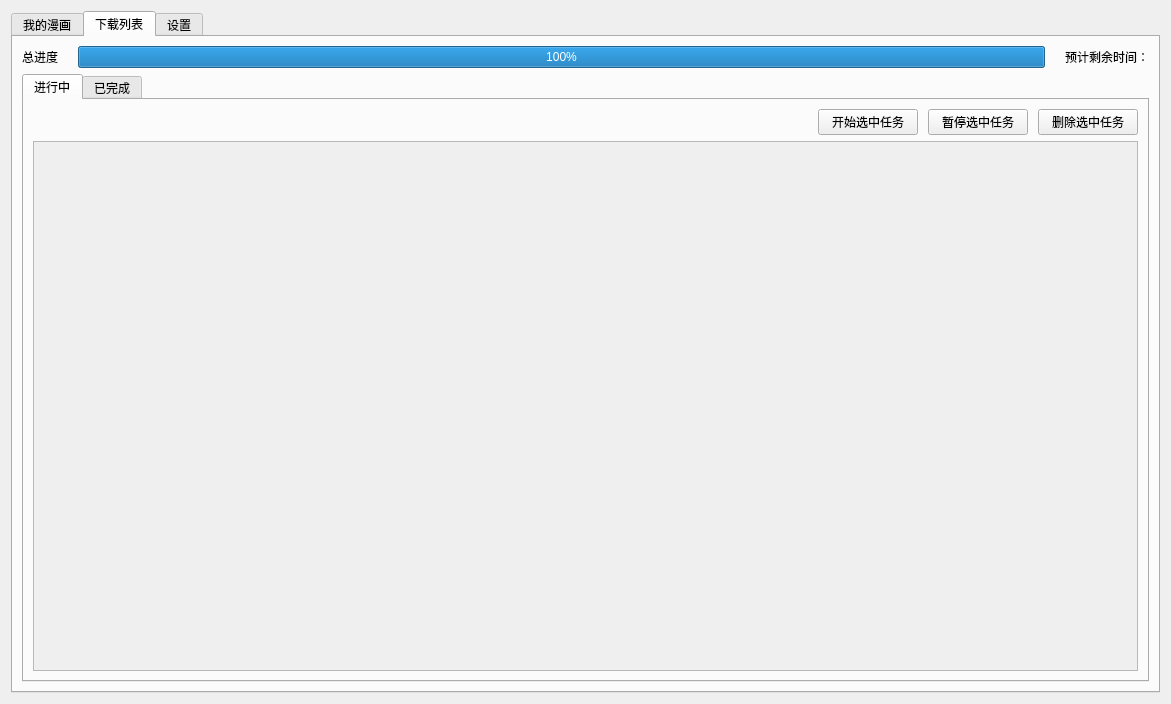
Qt form src/ui/mainWidget.ui (Zeal-L/BiliBili-Manga-Downloader) before a commit.
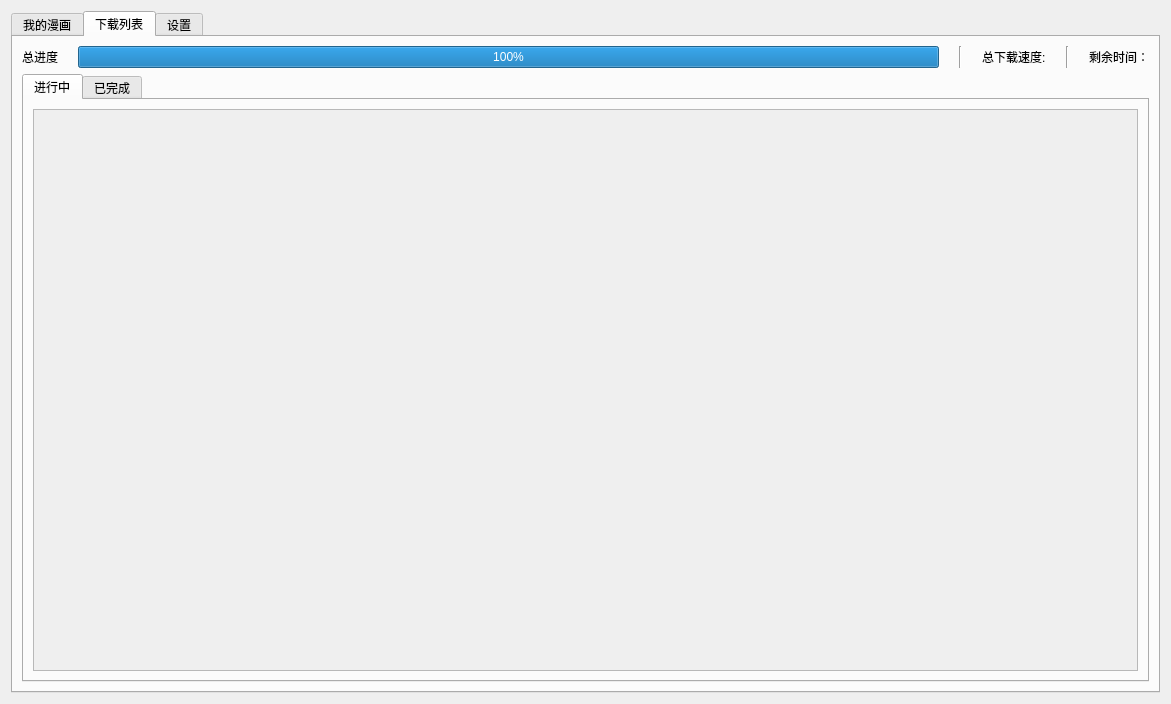
The same form after that commit. The open tabs and pages were chosen to show the change. Icons and pictures are not drawn.

Commit message: :sparkles::lock: 新增显示总任务剩余时间；覆盖报错后跳过此章节的情况；修复try使用的错误Exception类,并且丰富异常检测

The edit to the form file:
```diff
--- a/src/ui/mainWidget.ui
+++ b/src/ui/mainWidget.ui
@@ -410,9 +410,30 @@
           </widget>
          </item>
          <item>
-          <widget class="QLabel" name="label_total_progress_timer">
+          <widget class="Line" name="line_7">
+           <property name="orientation">
+            <enum>Qt::Vertical</enum>
+           </property>
+          </widget>
+         </item>
+         <item>
+          <widget class="QLabel" name="label_total_progress_speed">
            <property name="text">
-            <string>预计剩余时间：</string>
+            <string>总下载速度:</string>
+           </property>
+          </widget>
+         </item>
+         <item>
+          <widget class="Line" name="line_6">
+           <property name="orientation">
+            <enum>Qt::Vertical</enum>
+           </property>
+          </widget>
+         </item>
+         <item>
+          <widget class="QLabel" name="label_total_progress_time">
+           <property name="text">
+            <string>剩余时间：</string>
            </property>
           </widget>
          </item>
@@ -429,66 +450,7 @@
           </attribute>
           <layout class="QVBoxLayout" name="verticalLayout_6">
            <item>
-            <layout class="QVBoxLayout" name="v_Layout_processing" stretch="0,0">
-             <item>
-              <layout class="QHBoxLayout" name="h_Layout_processing">
-               <property name="spacing">
-                <number>10</number>
-               </property>
-               <item>
-                <spacer name="horizontalSpacer_8">
-                 <property name="orientation">
-                  <enum>Qt::Horizontal</enum>
-                 </property>
-                 <property name="sizeHint" stdset="0">
-                  <size>
-                   <width>40</width>
-                   <height>20</height>
-                  </size>
-                 </property>
-                </spacer>
-               </item>
-               <item>
-                <widget class="QPushButton" name="pushButton_processing_start">
-                 <property name="minimumSize">
-                  <size>
-                   <width>100</width>
-                   <height>25</height>
-                  </size>
-                 </property>
-                 <property name="text">
-                  <string>开始选中任务</string>
-                 </property>
-                </widget>
-               </item>
-               <item>
-                <widget class="QPushButton" name="pushButton_processing_pause">
-                 <property name="minimumSize">
-                  <size>
-                   <width>100</width>
-                   <height>25</height>
-                  </size>
-                 </property>
-                 <property name="text">
-                  <string>暂停选中任务</string>
-                 </property>
-                </widget>
-               </item>
-               <item>
-                <widget class="QPushButton" name="pushButton_processing_delete">
-                 <property name="minimumSize">
-                  <size>
-                   <width>100</width>
-                   <height>25</height>
-                  </size>
-                 </property>
-                 <property name="text">
-                  <string>删除选中任务</string>
-                 </property>
-                </widget>
-               </item>
-              </layout>
-             </item>
+            <layout class="QVBoxLayout" name="v_Layout_processing" stretch="0">
              <item>
               <widget class="QScrollArea" name="scrollArea_processing">
                <property name="widgetResizable">
@@ -500,7 +462,7 @@
                   <x>0</x>
                   <y>0</y>
                   <width>1101</width>
-                  <height>526</height>
+                  <height>559</height>
                  </rect>
                 </property>
                 <layout class="QVBoxLayout" name="verticalLayout_processing"/>
```
Left out of the diff: 2 changed lines with no effect on the pictures. The commit also changes 9 other files.
